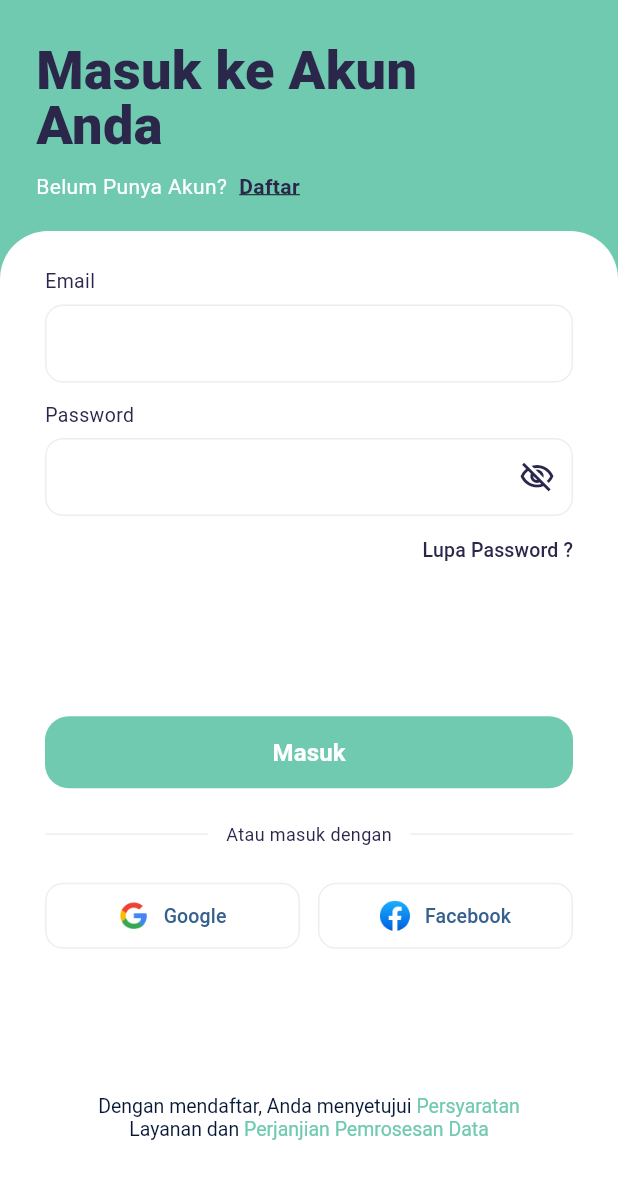
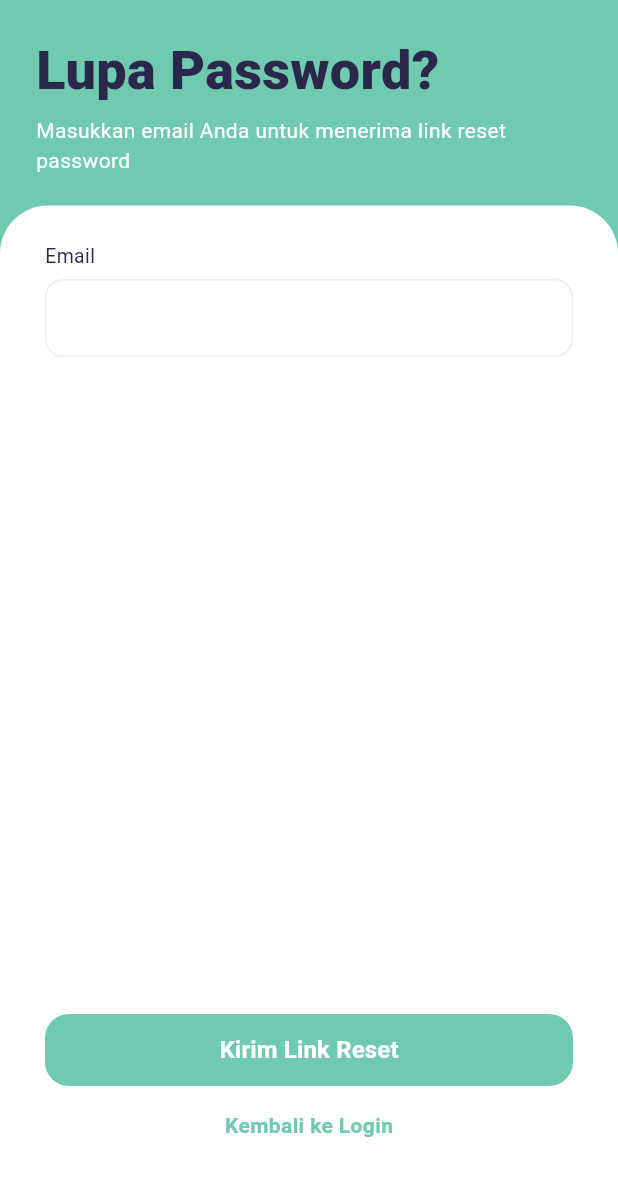
Before and after one commit to dhimskyyy/sensationalglassesapp, a Flutter app: the screen it shows after launch, after a tap on "Lupa Password ?", on a phone screen of 412 x 824 dp, the part 48-1236 px from its top. Run offline on Flutter 3.47's test engine with Material 3 defaults, Android fonts, the phone set to English and light mode, and no system bars; our stand-ins replace cloud_firestore, firebase_auth, firebase_core, get, google_sign_in, intl_phone_field; missing offline and left inert: flutter_facebook_auth; accounts and stored records are empty.

Commit message:
fix auth login regris

```diff
--- a/lib/controllers/auth_controller.dart
+++ b/lib/controllers/auth_controller.dart
@@ -3,45 +3,36 @@ import 'package:firebase_auth/firebase_auth.dart';
 import 'package:google_sign_in/google_sign_in.dart';
 import 'package:flutter_facebook_auth/flutter_facebook_auth.dart';
 import 'package:flutter/material.dart';
-import '../routes/app_pages.dart';
+import '../routes/app_pages.dart'; // ✅ Import routes
 
 class AuthController extends GetxController {
   final FirebaseAuth _auth = FirebaseAuth.instance;
-
   Rx<User?> firebaseUser = Rx<User?>(null);
-  bool isFirstOpen = true;
 
   @override
   void onInit() {
     firebaseUser.bindStream(_auth.authStateChanges());
-    ever(firebaseUser, _authStateChanged);
+    ever(firebaseUser, (User? user) {
+      // Hanya update state — tanpa navigasi
+      firebaseUser.value = user;
+    });
     super.onInit();
   }
 
-  // ================== HANDLE STATE ==================
-  void _authStateChanged(User? user) {
-    if (isFirstOpen) {
-      isFirstOpen = false;
-      return;
+  // ================== LOGIN EMAIL ==================
+  Future<void> signInWithEmailAndPassword(String email, String password) async {
+    try {
+      final cred = await _auth.signInWithEmailAndPassword(
+        email: email,
+        password: password,
+      );
+      if (cred.user != null) {
+        Get.offAllNamed(Routes.HOME); // ✅ Gunakan Routes.HOME
       }
-  WidgetsBinding.instance.addPostFrameCallback((_) {
-    if (user == null) {
-      Get.offAllNamed(Routes.LOGIN);
-    } else {
-      Get.offAllNamed(Routes.HOME);
-    }
-  });
-}
-
-void signInWithEmailAndPassword(String email, String password) async {
-  try {
-    await _auth.signInWithEmailAndPassword(email: email, password: password);
-    Get.offAllNamed(Routes.HOME);
     } catch (e) {
-    Get.snackbar("Login gagal", e.toString());
+      Get.snackbar("Error", e.toString());
     }
   }
-
 
   // ================== GOOGLE LOGIN ==================
   Future<void> signInWithGoogle() async {
@@ -50,14 +41,16 @@ void signInWithEmailAndPassword(String email, String password) async {
       if (googleUser == null) return;
 
       final googleAuth = await googleUser.authentication;
-
       final credential = GoogleAuthProvider.credential(
         accessToken: googleAuth.accessToken,
         idToken: googleAuth.idToken,
       );
 
-      await _auth.signInWithCredential(credential);
+      final userCredential = await _auth.signInWithCredential(credential);
 
+      if (userCredential.user != null) {
+        Get.offAllNamed(Routes.HOME);
+      }
     } catch (e) {
       Get.snackbar("Google Login Error", e.toString(),
           backgroundColor: Colors.red, colorText: Colors.white);
@@ -68,42 +61,55 @@ void signInWithEmailAndPassword(String email, String password) async {
   Future<void> signInWithFacebook() async {
     try {
       final LoginResult result = await FacebookAuth.instance.login();
-
-    // Jika user cancel login, jangan tampilkan error apa pun
-    if (result.status == LoginStatus.cancelled) {
-      print("User cancelled Facebook login");
-      return;
-    }
-
-    // Jika error beneran (failed)
-    if (result.status == LoginStatus.failed) {
-      Get.snackbar(
-        "Facebook Login Failed",
-        result.message ?? "Unknown error",
-        backgroundColor: Colors.red,
-        colorText: Colors.white,
-      );
-      return;
-    }
-
-    // Jika sukses
       if (result.status == LoginStatus.success) {
         final fbToken = result.accessToken!;
         final credential = FacebookAuthProvider.credential(fbToken.token);
-      await _auth.signInWithCredential(credential);
+
+        final userCredential = await _auth.signInWithCredential(credential);
+
+        if (userCredential.user != null) {
+          Get.offAllNamed(Routes.HOME);
         }
-
+      }
     } catch (e) {
       Get.snackbar("Facebook Login Error", e.toString(),
           backgroundColor: Colors.red, colorText: Colors.white);
     }
   }
 
+  // ================== FORGOT PASSWORD ==================
+  Future<void> sendPasswordResetEmail(String email) async {
+  try {
+    await _auth.sendPasswordResetEmail(email: email);
+    Get.snackbar(
+      "Sukses",
+      "Email reset password telah dikirim ke $email",
+      backgroundColor: Colors.green,
+      colorText: Colors.white,
+      duration: const Duration(seconds: 3),
+    );
+  } catch (e) {
+    Get.snackbar(
+      "Error",
+      e.toString(),
+      backgroundColor: Colors.red,
+      colorText: Colors.white,
+    );
+  }
+}
 
   // ================== LOGOUT ==================
   Future<void> signOut() async {
+    try {
       await GoogleSignIn().signOut();
       await FacebookAuth.instance.logOut();
       await _auth.signOut();
+
+      // ✅ TAMBAHKAN NAVIGASI KE LOGIN SETELAH LOGOUT
+      Get.offAllNamed(Routes.LOGIN);
+    } catch (e) {
+      Get.snackbar("Logout Error", e.toString(),
+          backgroundColor: Colors.red, colorText: Colors.white);
     }
   }
+}
--- a/lib/main.dart
+++ b/lib/main.dart
@@ -7,7 +7,9 @@ import 'routes/app_pages.dart';
 
 void main() async {
   WidgetsFlutterBinding.ensureInitialized();
+
   await Firebase.initializeApp();
+
   Get.put(AuthController(), permanent: true);
 
   runApp(const MyApp());
@@ -20,8 +22,13 @@ class MyApp extends StatelessWidget {
   Widget build(BuildContext context) {
     return GetMaterialApp(
       debugShowCheckedModeBanner: false,
-      initialRoute: Routes.SPLASH,
+
+      initialRoute: AppPages.INITIAL,
+
       getPages: AppPages.pages,
+
+      smartManagement: SmartManagement.full,
+
       theme: ThemeData(
         useMaterial3: true,
         colorSchemeSeed: Colors.blue,
--- a/lib/routes/app_pages.dart
+++ b/lib/routes/app_pages.dart
@@ -3,14 +3,33 @@ import '../screens/splash_screen.dart';
 import '../screens/login_page.dart';
 import '../screens/register_page.dart';
 import '../screens/home_screen.dart';
+import '../screens/forgot_password_page.dart';
 
 part 'app_routes.dart';
 
 class AppPages {
+  static const INITIAL = Routes.SPLASH;
+
   static final pages = [
-    GetPage(name: Routes.SPLASH, page: () => const SplashScreen()),
-    GetPage(name: Routes.LOGIN, page: () => const LoginPage()),
-    GetPage(name: Routes.REGISTER, page: () => const RegisterPage()),
-    GetPage(name: Routes.HOME, page: () => const HomeScreen()),
+    GetPage(
+      name: Routes.SPLASH,
+      page: () => const SplashScreen(),
+    ),
+    GetPage(
+      name: Routes.LOGIN,
+      page: () => const LoginPage(),
+    ),
+    GetPage(
+      name: Routes.REGISTER,
+      page: () => const RegisterPage(),
+    ),
+    GetPage(
+      name: Routes.HOME,
+      page: () => const HomeScreen(),
+    ),
+    GetPage(
+  name: Routes.FORGOT_PASSWORD,
+  page: () => const ForgotPasswordPage(),
+),
   ];
 }
--- a/lib/routes/app_routes.dart
+++ b/lib/routes/app_routes.dart
@@ -1,6 +1,7 @@
 part of 'app_pages.dart';
 
-class Routes {
+abstract class Routes {
+  static const FORGOT_PASSWORD = '/forgot-password';
   static const SPLASH = '/';
   static const LOGIN = '/login';
   static const REGISTER = '/register';
--- /dev/null
+++ b/lib/screens/forgot_password_page.dart
@@ -0,0 +1,191 @@
+import 'package:flutter/material.dart';
+import 'package:get/get.dart';
+import '../controllers/auth_controller.dart';
+
+class ForgotPasswordPage extends StatefulWidget {
+  const ForgotPasswordPage({super.key});
+
+  @override
+  State<ForgotPasswordPage> createState() => _ForgotPasswordPageState();
+}
+
+class _ForgotPasswordPageState extends State<ForgotPasswordPage> {
+  static const Color mint = Color(0xFF70CAB0);
+  static const Color dark = Color(0xFF071836);
+  final TextEditingController emailController = TextEditingController();
+  bool _isLoading = false;
+
+  @override
+  Widget build(BuildContext context) {
+    return Scaffold(
+      backgroundColor: Colors.white,
+      body: Stack(
+        children: [
+          Container(height: 500, color: mint),
+          SafeArea(
+            child: Column(
+              crossAxisAlignment: CrossAxisAlignment.start,
+              children: [
+                Padding(
+                  padding: const EdgeInsets.fromLTRB(24, 10, 24, 0),
+                  child: Column(
+                    crossAxisAlignment: CrossAxisAlignment.start,
+                    children: [
+                      Row(
+                        children: [
+                          Image.asset('assets/logo.png', width: 22, height: 22),
+                          const SizedBox(width: 10),
+                          const Text(
+                            'Sensational Glasses',
+                            style: TextStyle(
+                              color: Color(0xFF2A274B),
+                              fontSize: 14,
+                              fontWeight: FontWeight.w700,
+                            ),
+                          ),
+                        ],
+                      ),
+                      const SizedBox(height: 28),
+                      const Text(
+                        'Lupa Password?',
+                        style: TextStyle(
+                          color: Color(0xFF2A274B),
+                          fontSize: 36,
+                          fontWeight: FontWeight.w800,
+                          height: 1.02,
+                        ),
+                      ),
+                      const SizedBox(height: 12),
+                      const Text(
+                        'Masukkan email Anda untuk menerima link reset password',
+                        style: TextStyle(color: Colors.white, fontSize: 14),
+                      ),
+                    ],
+                  ),
+                ),
+                const SizedBox(height: 20),
+                Expanded(
+                  child: Container(
+                    width: double.infinity,
+                    padding: const EdgeInsets.fromLTRB(30, 24, 30, 16),
+                    decoration: const BoxDecoration(
+                      color: Colors.white,
+                      borderRadius: BorderRadius.vertical(
+                        top: Radius.circular(32),
+                      ),
+                    ),
+                    child: Column(
+                      crossAxisAlignment: CrossAxisAlignment.stretch,
+                      children: [
+                        const Text(
+                          'Email',
+                          style: TextStyle(
+                            color: Color(0xFF2A274B),
+                            fontSize: 13,
+                          ),
+                        ),
+                        const SizedBox(height: 6),
+                        TextFormField(
+                          controller: emailController,
+                          keyboardType: TextInputType.emailAddress,
+                          decoration: _inputDecoration(),
+                        ),
+                        const SizedBox(height: 24),
+                        const Spacer(),
+                        SizedBox(
+                          height: 48,
+                          child: ElevatedButton(
+                            onPressed: _isLoading
+                                ? null
+                                : () async {
+                                    if (emailController.text.isEmpty) {
+                                      Get.snackbar(
+                                        "Error",
+                                        "Masukkan email Anda",
+                                        backgroundColor: Colors.red,
+                                        colorText: Colors.white,
+                                      );
+                                      return;
+                                    }
+                                    setState(() => _isLoading = true);
+                                    await Get.find<AuthController>()
+                                        .sendPasswordResetEmail(
+                                      emailController.text.trim(),
+                                    );
+                                    setState(() => _isLoading = false);
+                                  },
+                            style: ElevatedButton.styleFrom(
+                              backgroundColor: mint,
+                              shape: RoundedRectangleBorder(
+                                borderRadius: BorderRadius.circular(16),
+                              ),
+                              elevation: 0,
+                            ),
+                            child: _isLoading
+                                ? const SizedBox(
+                                    height: 20,
+                                    width: 20,
+                                    child: CircularProgressIndicator(
+                                      color: Colors.white,
+                                      strokeWidth: 2,
+                                    ),
+                                  )
+                                : const Text(
+                                    'Kirim Link Reset',
+                                    style: TextStyle(
+                                      fontSize: 16,
+                                      color: Colors.white,
+                                      fontWeight: FontWeight.w700,
+                                    ),
+                                  ),
+                          ),
+                        ),
+                        const SizedBox(height: 16),
+                        Center(
+                          child: GestureDetector(
+                            onTap: () => Get.back(),
+                            child: const Text(
+                              'Kembali ke Login',
+                              style: TextStyle(
+                                color: mint,
+                                fontSize: 14,
+                                fontWeight: FontWeight.w600,
+                              ),
+                            ),
+                          ),
+                        ),
+                        const SizedBox(height: 16),
+                      ],
+                    ),
+                  ),
+                ),
+              ],
+            ),
+          ),
+        ],
+      ),
+    );
+  }
+
+  InputDecoration _inputDecoration() {
+    return InputDecoration(
+      filled: true,
+      fillColor: Colors.white,
+      contentPadding: const EdgeInsets.symmetric(horizontal: 16, vertical: 14),
+      enabledBorder: OutlineInputBorder(
+        borderRadius: BorderRadius.circular(12),
+        borderSide: BorderSide(color: Colors.grey.shade200),
+      ),
+      focusedBorder: OutlineInputBorder(
+        borderRadius: BorderRadius.circular(12),
+        borderSide: BorderSide(color: Colors.grey.shade300),
+      ),
+    );
+  }
+
+  @override
+  void dispose() {
+    emailController.dispose();
+    super.dispose();
+  }
+}
--- a/lib/screens/login_page.dart
+++ b/lib/screens/login_page.dart
@@ -1,6 +1,8 @@
 import 'package:flutter/material.dart';
 import 'package:get/get.dart';
 import '../controllers/auth_controller.dart';
+import '../routes/app_pages.dart';
+
 
 class LoginPage extends StatefulWidget {
   const LoginPage({super.key});
@@ -150,7 +152,7 @@ class _LoginPageState extends State<LoginPage> {
                         Align(
                           alignment: Alignment.centerRight,
                           child: TextButton(
-                            onPressed: () {},
+                            onPressed: () => Get.toNamed(Routes.FORGOT_PASSWORD),
                             style: TextButton.styleFrom(
                               padding: EdgeInsets.zero,
                               minimumSize: const Size(0, 30),
--- a/lib/screens/register_page.dart
+++ b/lib/screens/register_page.dart
@@ -70,6 +70,8 @@ class _RegisterPageState extends State<RegisterPage> {
         "phone": completePhoneNumber,
         "createdAt": DateTime.now(),
       });
+
+      await FirebaseAuth.instance.signOut();
 
       Get.offAllNamed('/login');
 
--- a/lib/screens/splash_screen.dart
+++ b/lib/screens/splash_screen.dart
@@ -1,4 +1,3 @@
-import 'dart:async';
 import 'package:flutter/material.dart';
 import 'package:get/get.dart';
 import '../routes/app_pages.dart';
@@ -17,9 +16,10 @@ void initState() {
   super.initState();
 
   Future.delayed(const Duration(seconds: 2), () {
-  if (!mounted) return;
-  Get.offNamed(Routes.LOGIN);
-});
+    if (mounted) {
+      Get.offAllNamed(Routes.LOGIN);
+    }
+  });
 }
 
 
```
Lines whose indentation alone changed are shown as unchanged.
